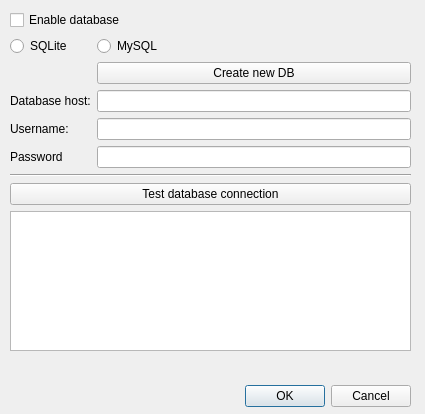
Qt form wadas/ui/qt/configure_db_dialog.ui (stefanodellosa-personal/WADAS) before a commit.
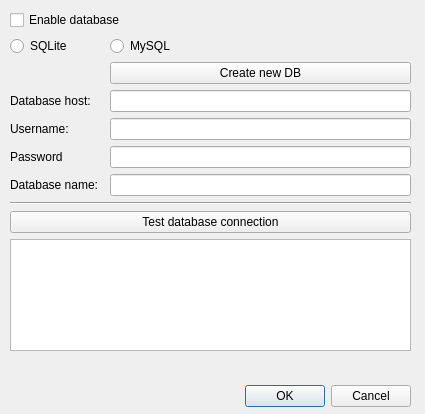
The same form after that commit.

Commit message: improved db classes and dialog

The edit to the form file:
```diff
--- a/wadas/ui/qt/configure_db_dialog.ui
+++ b/wadas/ui/qt/configure_db_dialog.ui
@@ -52,6 +52,23 @@
     </rect>
    </property>
    <layout class="QGridLayout" name="gridLayout_mysql">
+    <item row="12" column="0" colspan="3">
+     <widget class="QPushButton" name="pushButton_test_db">
+      <property name="text">
+       <string>Test database connection</string>
+      </property>
+     </widget>
+    </item>
+    <item row="2" column="2">
+     <widget class="QRadioButton" name="radioButton_MySQL">
+      <property name="text">
+       <string>MySQL</string>
+      </property>
+      <attribute name="buttonGroup">
+       <string notr="true">buttonGroup</string>
+      </attribute>
+     </widget>
+    </item>
     <item row="7" column="0">
      <widget class="QLabel" name="label_4">
       <property name="text">
@@ -59,43 +76,40 @@
       </property>
      </widget>
     </item>
-    <item row="0" column="0" colspan="2">
-     <widget class="QCheckBox" name="checkBox">
+    <item row="6" column="0">
+     <widget class="QLabel" name="label_3">
       <property name="text">
-       <string>Enable database</string>
+       <string>Username:</string>
       </property>
      </widget>
     </item>
-    <item row="5" column="1">
-     <widget class="QLineEdit" name="lineEdit_db_host"/>
-    </item>
-    <item row="3" column="1">
-     <widget class="QPushButton" name="pushButton_create_db">
-      <property name="text">
-       <string>Create new DB</string>
-      </property>
-     </widget>
-    </item>
-    <item row="6" column="1">
-     <widget class="QLineEdit" name="lineEdit_db_username"/>
-    </item>
-    <item row="12" column="0" colspan="2">
+    <item row="13" column="0" colspan="3">
      <widget class="QPlainTextEdit" name="plainTextEdit_db_test"/>
     </item>
-    <item row="10" column="0" colspan="2">
+    <item row="7" column="2">
+     <widget class="QLineEdit" name="lineEdit_db_password">
+      <property name="echoMode">
+       <enum>QLineEdit::EchoMode::Password</enum>
+      </property>
+     </widget>
+    </item>
+    <item row="8" column="0">
+     <widget class="QLabel" name="label">
+      <property name="text">
+       <string>Database name:</string>
+      </property>
+     </widget>
+    </item>
+    <item row="5" column="2">
+     <widget class="QLineEdit" name="lineEdit_db_host"/>
+    </item>
+    <item row="11" column="0" colspan="3">
      <widget class="Line" name="line">
       <property name="orientation">
        <enum>Qt::Orientation::Horizontal</enum>
       </property>
      </widget>
     </item>
-    <item row="6" column="0">
-     <widget class="QLabel" name="label_3">
-      <property name="text">
-       <string>Username:</string>
-      </property>
-     </widget>
-    </item>
     <item row="2" column="0">
      <widget class="QRadioButton" name="radioButton_SQLite">
       <property name="text">
@@ -106,20 +120,23 @@
       </attribute>
      </widget>
     </item>
-    <item row="11" column="0" colspan="2">
-     <widget class="QPushButton" name="pushButton_test_db">
+    <item row="0" column="0" colspan="3">
+     <widget class="QCheckBox" name="checkBox">
       <property name="text">
-       <string>Test database connection</string>
+       <string>Enable database</string>
       </property>
      </widget>
     </item>
-    <item row="7" column="1">
-     <widget class="QLineEdit" name="lineEdit_db_password">
-      <property name="echoMode">
-       <enum>QLineEdit::EchoMode::Password</enum>
+    <item row="3" column="2">
+     <widget class="QPushButton" name="pushButton_create_db">
+      <property name="text">
+       <string>Create new DB</string>
       </property>
      </widget>
     </item>
+    <item row="6" column="2">
+     <widget class="QLineEdit" name="lineEdit_db_username"/>
+    </item>
     <item row="5" column="0">
      <widget class="QLabel" name="label_2">
       <property name="text">
@@ -127,15 +144,8 @@
       </property>
      </widget>
     </item>
-    <item row="2" column="1">
-     <widget class="QRadioButton" name="radioButton_MySQL">
-      <property name="text">
-       <string>MySQL</string>
-      </property>
-      <attribute name="buttonGroup">
-       <string notr="true">buttonGroup</string>
-      </attribute>
-     </widget>
+    <item row="8" column="2">
+     <widget class="QLineEdit" name="lineEdit_db_name"/>
     </item>
    </layout>
   </widget>
```
Left out of the diff: 12 changed lines with no effect on the pictures. The commit also changes 3 other files.
